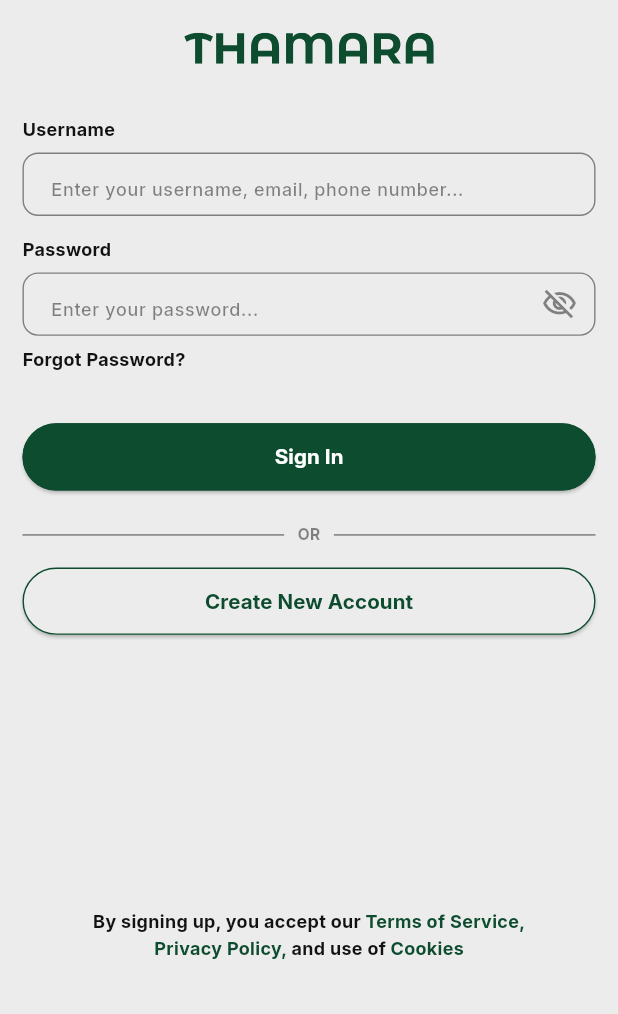
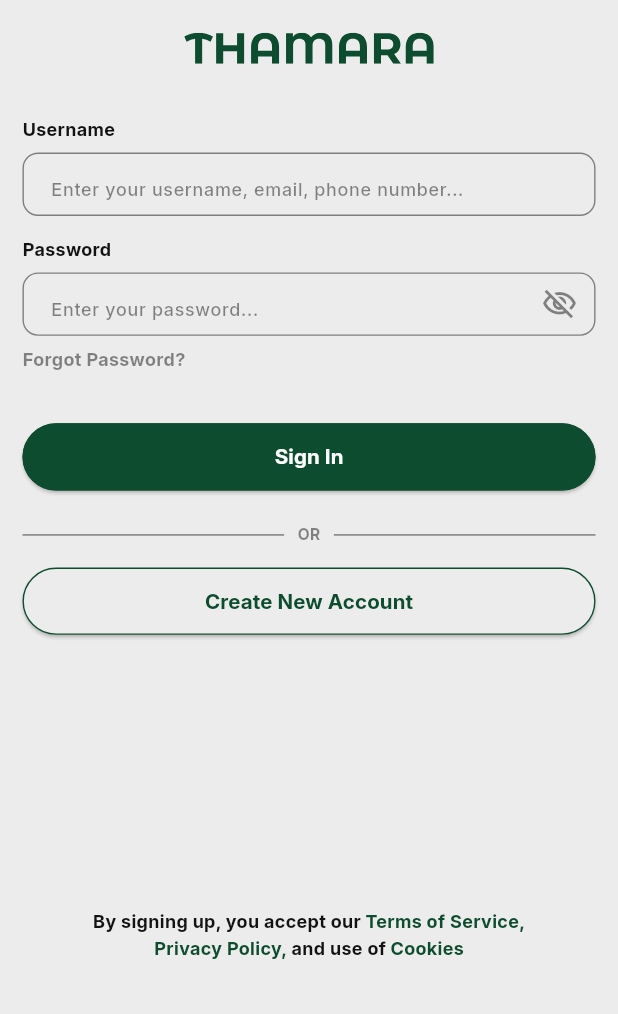
Before and after one commit to mariev-asheaa/Thamara, a Flutter app: the screen it shows after launch, on a phone screen of 412 x 824 dp, the part 222-1236 px from its top. Run offline on Flutter 3.47's test engine with Material 3 defaults, Android fonts, the phone set to English and light mode, and no system bars; our stand-ins replace bloc, country_code_picker, dartz, device_info_plus, device_preview, dio and 9 more.

Commit message:
edit sign up  and login view

```diff
--- a/lib/core/text_style_manager/text_style_manager.dart
+++ b/lib/core/text_style_manager/text_style_manager.dart
@@ -47,7 +47,7 @@ class TextStyleManager {
   static TextStyle font28Bold = TextStyle(
     fontSize: 28.sp,
     fontWeight: FontWeight.w700,
-    color: AppColors.mainBlack,
+    color: AppColors.blackColor,
     fontFamily: 'Inter',
   );
 
@@ -68,7 +68,7 @@ class TextStyleManager {
   static TextStyle font16Medium = TextStyle(
     fontSize: 16.sp,
     fontWeight: FontWeight.w500,
-    color: AppColors.mainBlack,
+    color: AppColors.blackColor,
     fontFamily: 'Inter',
   );
 
--- a/lib/features/auth/login/presentation/login_view.dart
+++ b/lib/features/auth/login/presentation/login_view.dart
@@ -57,7 +57,7 @@ class LoginView extends StatelessWidget {
                       child: Text(
                         'Forgot Password?',
                         style: TextStyleManager.font14Bold.copyWith(
-                          color: AppColors.mainBlack,
+                          color: AppColors.greyColor,
                         ),
                       ),
                     ),
--- a/pubspec.yaml
+++ b/pubspec.yaml
@@ -48,6 +48,7 @@ dependencies:
   injectable: ^2.7.1+4
   get_it: ^9.2.0
   device_info_plus: ^12.3.0
+  pin_code_fields: ^8.0.1
 
 dev_dependencies:
   flutter_test:
```
Also changed, not shown: lib/features/auth/sign_up/presentation/sign_up_view.dart (+21 -3 lines), pubspec.lock.
